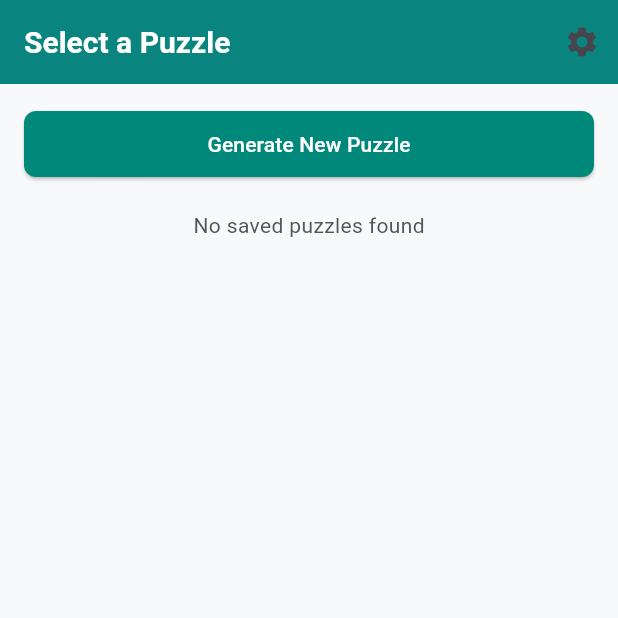
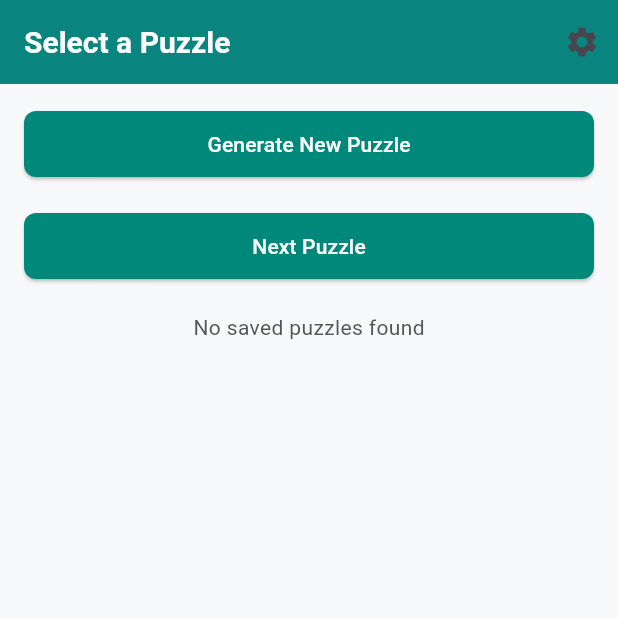
Before and after one commit to SeCorpo/simple_sudoku_flutter, a Flutter app: the screen it shows after launch, on a phone screen of 412 x 824 dp, the top half of it. Run offline on Flutter 3.47's test engine with Material 3 defaults, Android fonts, the phone set to English and light mode, and no system bars; our stand-ins replace animate_do, flutter_bloc, shared_preferences.

Commit message:
NextGame buttons in HomeScreen and GameScreen, List of sorted Puzzles in provider_bloc (used by _onGetNextUncompletedPuzzle)

```diff
--- a/lib/bloc/provider/provider_bloc.dart
+++ b/lib/bloc/provider/provider_bloc.dart
@@ -8,12 +8,14 @@ part 'provider_state.dart';
 
 class ProviderBloc extends Bloc<ProviderEvent, ProviderState> {
   final SaveService _saveService;
+  List<PuzzleModel> _puzzles = [];
 
   ProviderBloc(this._saveService) : super(ProviderInitial()) {
     on<LoadSavedPuzzles>(_onLoadSavedPuzzles);
     on<SavePuzzle>(_onSavePuzzle);
     on<MarkPuzzleCompleted>(_onMarkPuzzleCompleted);
     on<ResetProgress>(_onResetProgress);
+    on<GetNextUncompletedPuzzle>(_onGetNextUncompletedPuzzle);
   }
 
   /// Load saved puzzles and sort them by difficulty and star rating
@@ -29,8 +31,10 @@ class ProviderBloc extends Bloc<ProviderEvent, ProviderState> {
         }
         return a.starRating.compareTo(b.starRating);
       });
-      emit(SavedPuzzlesLoaded(puzzles: savedPuzzles));
+      _puzzles = savedPuzzles;
+      emit(SavedPuzzlesLoaded(puzzles: _puzzles));
     } else {
+      _puzzles = [];
       emit(NoSavedPuzzles());
     }
   }
@@ -65,4 +69,14 @@ class ProviderBloc extends Bloc<ProviderEvent, ProviderState> {
       emit(SavePuzzleError(error: "Failed to reset progress: $e"));
     }
   }
+
+  /// Get the next uncompleted puzzle from the sorted list
+  void _onGetNextUncompletedPuzzle(GetNextUncompletedPuzzle event, Emitter<ProviderState> emit) async {
+    try {
+      final nextPuzzle = _puzzles.firstWhere((puzzle) => !puzzle.completed, orElse: () => throw Exception("No uncompleted puzzles found"));
+      emit(NextPuzzle(puzzle: nextPuzzle));
+    } catch (e) {
+      emit(NextPuzzleNotFoundError(error: e.toString()));
+    }
+  }
 }
--- a/lib/bloc/provider/provider_event.dart
+++ b/lib/bloc/provider/provider_event.dart
@@ -16,3 +16,5 @@ class MarkPuzzleCompleted extends ProviderEvent {
 }
 
 class ResetProgress extends ProviderEvent {}
+
+class GetNextUncompletedPuzzle extends ProviderEvent {}
--- a/lib/bloc/provider/provider_state.dart
+++ b/lib/bloc/provider/provider_state.dart
@@ -25,3 +25,13 @@ class MarkPuzzleCompletedError extends ProviderState {
   final String error;
   MarkPuzzleCompletedError({required this.error});
 }
+
+class NextPuzzle extends ProviderState {
+  final PuzzleModel puzzle;
+  NextPuzzle({required this.puzzle});
+}
+
+class NextPuzzleNotFoundError extends ProviderState {
+  final String error;
+  NextPuzzleNotFoundError({required this.error});
+}
--- a/lib/ui/screens/home_screen.dart
+++ b/lib/ui/screens/home_screen.dart
@@ -4,6 +4,7 @@ import 'package:simple_sudoku_flutter/core/utils/string_utils.dart';
 import 'package:simple_sudoku_flutter/ui/screens/settings_screen.dart';
 import '../../bloc/game/game_bloc.dart';
 import '../../bloc/provider/provider_bloc.dart';
+import '../widgets/snackbar_widget.dart';
 import 'game_screen.dart';
 
 class HomeScreen extends StatelessWidget {
@@ -43,6 +44,31 @@ class HomeScreen extends StatelessWidget {
                 );
               },
               child: const Text("Generate New Puzzle"),
+            ),
+            const SizedBox(height: 20),
+
+            BlocListener<ProviderBloc, ProviderState>(
+              listener: (context, state) {
+                if (state is NextPuzzle) {
+                  // Since this State is also used in GameScreen
+                  if (ModalRoute.of(context)?.isCurrent == true) {
+                    context.read<GameBloc>().add(StartGameWithPuzzle(puzzle: state.puzzle));
+                    context.read<ProviderBloc>().add(LoadSavedPuzzles());
+                    Navigator.push(
+                      context,
+                      MaterialPageRoute(builder: (context) => const GameScreen()),
+                    );
+                  }
+                } else if (state is NextPuzzleNotFoundError) {
+                  SnackBarWidget.show(context, state.error, isError: true);
+                }
+              },
+              child: ElevatedButton(
+                onPressed: () {
+                  context.read<ProviderBloc>().add(GetNextUncompletedPuzzle());
+                },
+                child: const Text("Next Puzzle"),
+              ),
             ),
             const SizedBox(height: 20),
 
```
Also changed, not shown: lib/ui/screens/game_screen.dart (+21 -1 lines).
